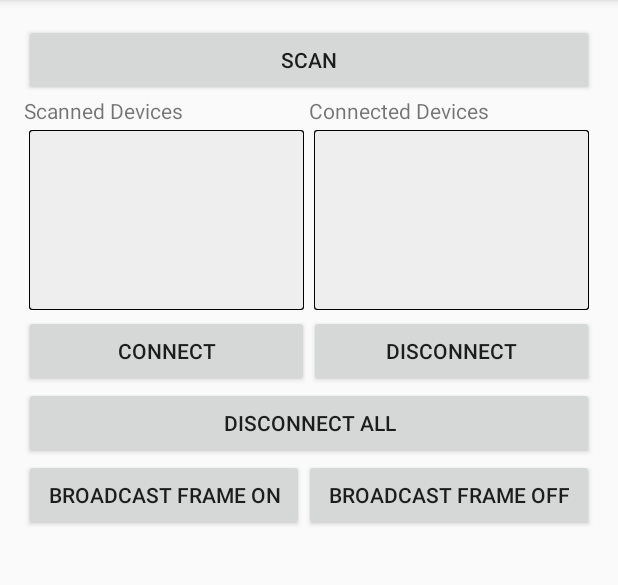
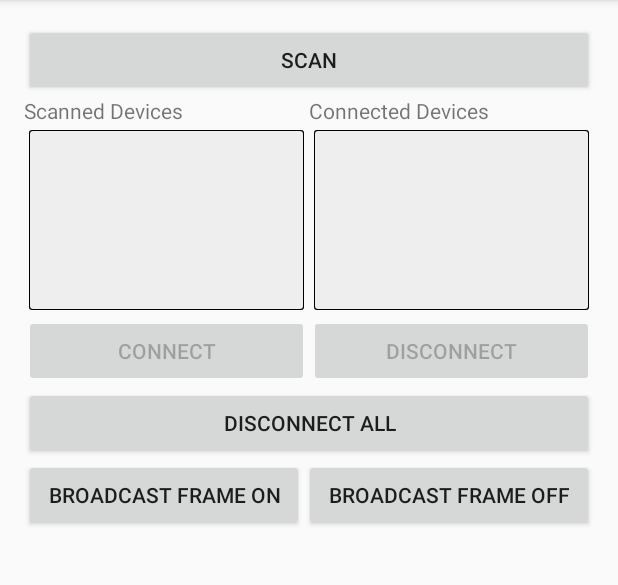
Before and after one commit to Integreight/1Sheeld-Android-SDK, an Android app: the screen it shows after launch (MainActivity), on a phone screen of 412 x 824 dp, the part 84-669 px from its top. Run offline under Robolectric (Android 15) with nearby library versions, the phone set to English and light mode, and no system bars.

Commit message:
added 'frame on' & 'frame off' buttons + added enableing 'connect' & 'disconnect' buttons logic + adjusted progressDialogs dismiss logic

```diff
--- a/myapplication/src/main/res/layout/activity_main.xml
+++ b/myapplication/src/main/res/layout/activity_main.xml
@@ -161,6 +161,27 @@
             android:layout_height="wrap_content"
             android:onClick="onClickDigitalRead"
             android:text="Digital Read" />
+
+        <LinearLayout
+            android:orientation="horizontal"
+            android:layout_width="fill_parent"
+            android:layout_height="wrap_content"
+            android:weightSum="2">
+
+            <Button
+                android:layout_width="fill_parent"
+                android:layout_height="wrap_content"
+                android:layout_weight="1"
+                android:onClick="onClickSendOnFrame"
+                android:text="Frame On"/>
+
+            <Button
+                android:layout_width="fill_parent"
+                android:layout_height="wrap_content"
+                android:layout_weight="1"
+                android:onClick="onClickSendOffFrame"
+                android:text="Frame Off"/>
+        </LinearLayout>
     </LinearLayout>
 
 </LinearLayout>
```
Also changed, not shown: myapplication/src/main/java/com/integreight/onesheeld/myapplication/MainActivity.java (+41 -12 lines).
